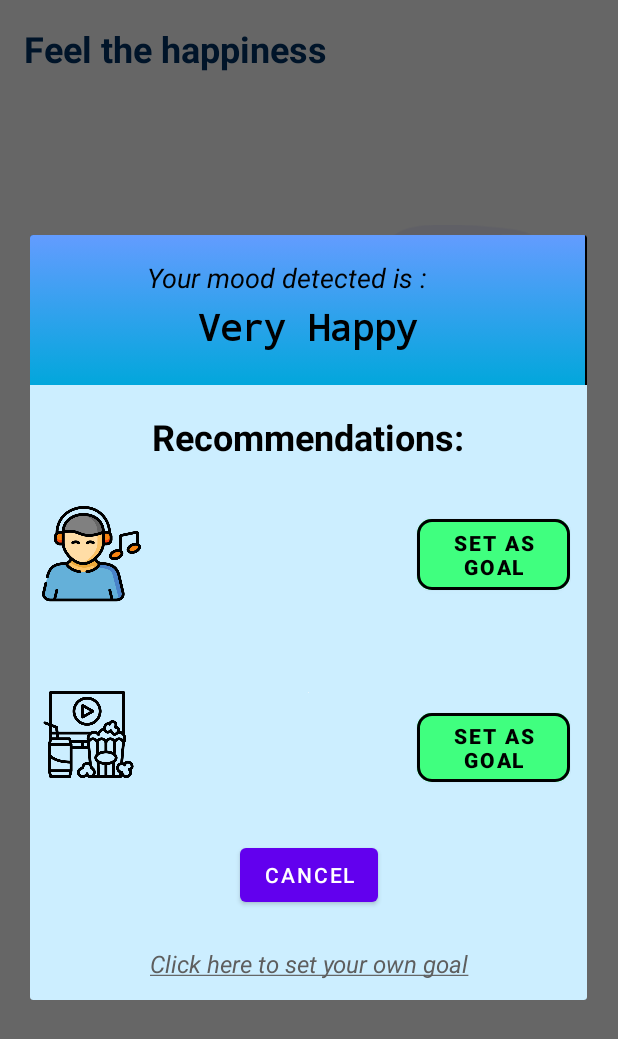
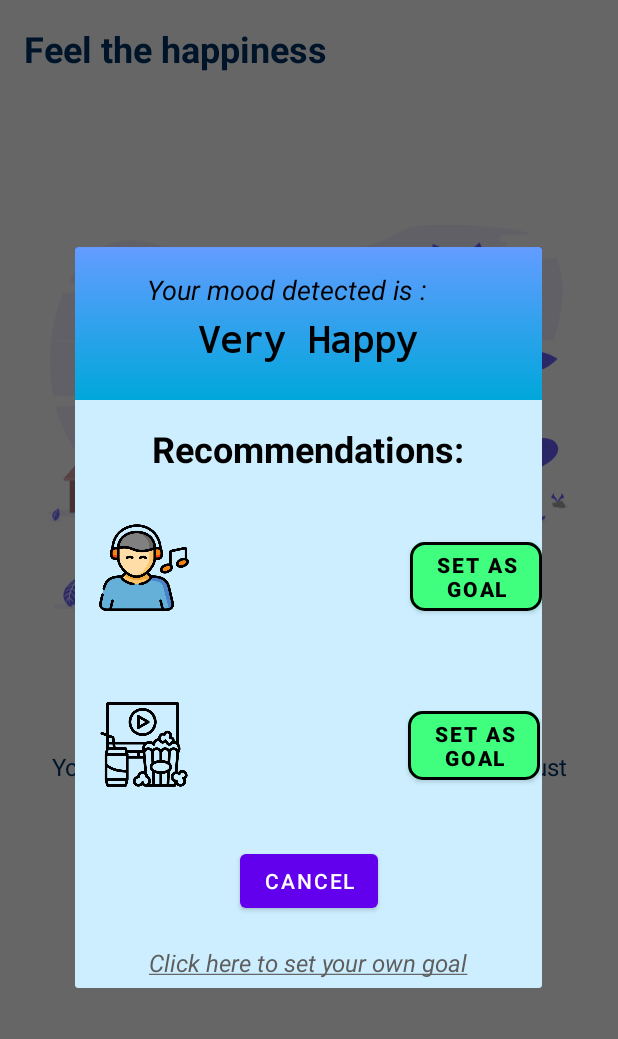
Before and after one commit to TianMing0409/FYP-Final-System, an Android app: the fragment RecommendationFragment placed in its activity, on a phone screen of 412 x 824 dp. Shown: the top 1039 px of the screen. Run offline under Robolectric (Android 15) with nearby library versions, the phone set to English and light mode, and no system bars; our stand-ins replace Firebase (no records; nobody signed in at launch, a user with empty details on screens opened directly); libraries missing offline, so code that uses them is left out: com.chaquo.python, com.github.mikephil.charting; pictures from the network do not load; 8 statements that could not run were skipped.

Commit message:
FYP Final System

```diff
--- a/app/src/main/res/layout/fragment_community_dashboard.xml
+++ b/app/src/main/res/layout/fragment_community_dashboard.xml
@@ -13,7 +13,8 @@
         android:background="#FFE45C"
         app:layout_constraintEnd_toEndOf="parent"
         app:layout_constraintStart_toStartOf="parent"
-        app:layout_constraintTop_toTopOf="parent">
+        app:layout_constraintTop_toTopOf="parent"
+        app:tabMode="auto">
 
         <com.google.android.material.tabs.TabItem
             android:id="@+id/tabCommunity"
--- a/app/src/main/res/layout/fragment_recommendation.xml
+++ b/app/src/main/res/layout/fragment_recommendation.xml
@@ -12,8 +12,8 @@
 
         <View
             android:id="@+id/view2"
-            android:layout_width="371dp"
-            android:layout_height="510dp"
+            android:layout_width="0dp"
+            android:layout_height="0dp"
             android:background="@drawable/white_box_with_border"
             app:layout_constraintBottom_toBottomOf="parent"
             app:layout_constraintEnd_toEndOf="parent"
@@ -23,12 +23,12 @@
 
         <TextView
             android:id="@+id/recommendationMusic"
-            android:layout_width="160dp"
+            android:layout_width="130dp"
             android:layout_height="84dp"
             android:layout_marginStart="12dp"
             android:layout_marginTop="24dp"
-            android:autoSizeMaxTextSize="20sp"
-            android:autoSizeMinTextSize="18sp"
+            android:autoSizeMaxTextSize="18sp"
+            android:autoSizeMinTextSize="14sp"
             android:autoSizeStepGranularity="1sp"
             android:autoSizeTextType="uniform"
             android:gravity="center_vertical"
@@ -42,9 +42,9 @@
 
         <Button
             android:id="@+id/addRecommMusicBtn"
-            android:layout_width="102dp"
-            android:layout_height="59dp"
-            android:layout_marginStart="12dp"
+            android:layout_width="88dp"
+            android:layout_height="58dp"
+            android:layout_marginStart="5dp"
             android:backgroundTint="#40FF7F"
             android:text="Set as goal"
             android:textColor="#000000"
@@ -53,7 +53,7 @@
             app:layout_constraintBottom_toBottomOf="@+id/recommendationMusic"
             app:layout_constraintStart_toEndOf="@+id/recommendationMusic"
             app:layout_constraintTop_toTopOf="@+id/recommendationMusic"
-            app:layout_constraintVertical_bias="0.35"
+            app:layout_constraintVertical_bias="0.615"
             app:strokeWidth="2dp" />
 
         <Button
@@ -116,12 +116,12 @@
 
         <TextView
             android:id="@+id/recommendationMovie"
-            android:layout_width="160dp"
+            android:layout_width="130dp"
             android:layout_height="84dp"
             android:layout_marginStart="12dp"
-            android:layout_marginTop="36dp"
-            android:autoSizeMaxTextSize="20sp"
-            android:autoSizeMinTextSize="18sp"
+            android:layout_marginTop="32dp"
+            android:autoSizeMaxTextSize="18sp"
+            android:autoSizeMinTextSize="14sp"
             android:autoSizeStepGranularity="1sp"
             android:autoSizeTextType="uniform"
             android:gravity="center_vertical"
@@ -135,9 +135,10 @@
 
         <Button
             android:id="@+id/addRecommMovieBtn"
-            android:layout_width="102dp"
+            android:layout_width="88dp"
             android:layout_height="58dp"
-            android:layout_marginStart="16dp"
+            android:layout_marginStart="4dp"
+            android:layout_marginTop="5dp"
             android:layout_marginBottom="4dp"
             android:backgroundTint="#40FF7F"
             android:text="Set as goal"
@@ -147,12 +148,12 @@
             app:layout_constraintBottom_toBottomOf="@+id/recommendationMovie"
             app:layout_constraintStart_toEndOf="@+id/recommendationMovie"
             app:layout_constraintTop_toTopOf="@+id/recommendationMovie"
-            app:layout_constraintVertical_bias="0.823"
+            app:layout_constraintVertical_bias="0.454"
             app:strokeWidth="2dp" />
 
         <View
             android:id="@+id/view"
-            android:layout_width="370dp"
+            android:layout_width="0dp"
             android:layout_height="102dp"
             android:background="@drawable/gradient_background1"
             app:layout_constraintEnd_toEndOf="@+id/view2"
@@ -162,19 +163,21 @@
 
         <TextView
             android:id="@+id/textView22"
-            android:layout_width="371dp"
-            android:layout_height="410dp"
+            android:layout_width="0dp"
+            android:layout_height="0dp"
             android:background="@drawable/gradient_background"
             app:layout_constraintBottom_toBottomOf="@+id/view2"
+            app:layout_constraintEnd_toEndOf="@+id/view2"
+            app:layout_constraintHorizontal_bias="0.0"
             app:layout_constraintStart_toStartOf="@+id/view2"
             app:layout_constraintTop_toBottomOf="@+id/view"
-            app:layout_constraintVertical_bias="1.0" />
+            app:layout_constraintVertical_bias="0.0" />
 
         <TextView
             android:id="@+id/goToGoalLink"
             android:layout_width="216dp"
             android:layout_height="28dp"
-            android:layout_marginTop="24dp"
+            android:layout_marginTop="19dp"
             android:text="Click here to set your own goal"
             android:textColor="#5E5E5E"
             android:textSize="16sp"
@@ -186,24 +189,23 @@
 
         <ImageView
             android:id="@+id/listenMusciPic"
-            android:layout_width="66dp"
-            android:layout_height="75dp"
-            android:layout_marginStart="8dp"
-            android:layout_marginTop="24dp"
+            android:layout_width="60dp"
+            android:layout_height="70dp"
+            android:layout_marginStart="16dp"
+            android:layout_marginTop="28dp"
             android:src="@drawable/listen_music_icon"
             app:layout_constraintStart_toStartOf="@+id/view2"
             app:layout_constraintTop_toBottomOf="@+id/textView8" />
 
         <ImageView
             android:id="@+id/imageView6"
-            android:layout_width="62dp"
-            android:layout_height="78dp"
-            android:layout_marginStart="8dp"
-            android:layout_marginTop="44dp"
+            android:layout_width="60dp"
+            android:layout_height="70dp"
+            android:layout_marginTop="48dp"
             android:src="@drawable/watch_movie_icon"
-            app:layout_constraintStart_toStartOf="@+id/view2"
+            app:layout_constraintStart_toStartOf="@+id/listenMusciPic"
             app:layout_constraintTop_toBottomOf="@+id/listenMusciPic" />
 
-<!--    </androidx.constraintlayout.widget.ConstraintLayout>-->
+        <!--    </androidx.constraintlayout.widget.ConstraintLayout>-->
 
 </androidx.constraintlayout.widget.ConstraintLayout>
```
Also changed, not shown: app/src/main/res/layout/fragment_add_goals.xml (+6 -4 lines), app/src/main/res/layout/fragment_goals_edit.xml (+10 -7 lines), app/src/main/res/layout/fragment_stats.xml (+9 -8 lines).
